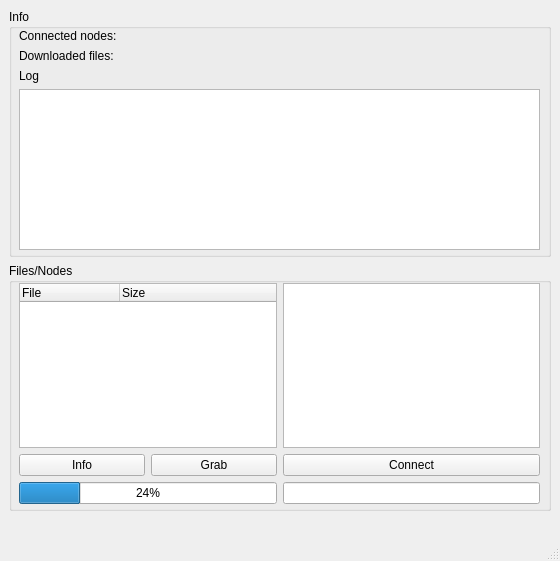
j0z/Crescendo, file ui/main.ui: the form before one commit.
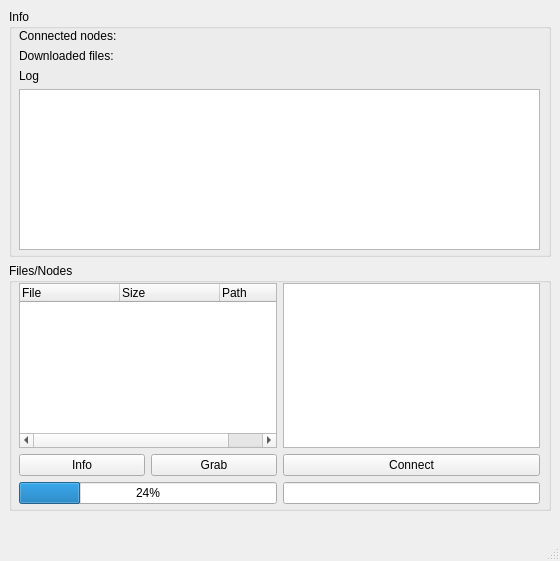
The form after the commit.

```diff
--- a/ui/main.ui
+++ b/ui/main.ui
@@ -153,6 +153,11 @@
             <string>Size</string>
            </property>
           </column>
+          <column>
+           <property name="text">
+            <string>Path</string>
+           </property>
+          </column>
          </widget>
         </item>
        </layout>
```
